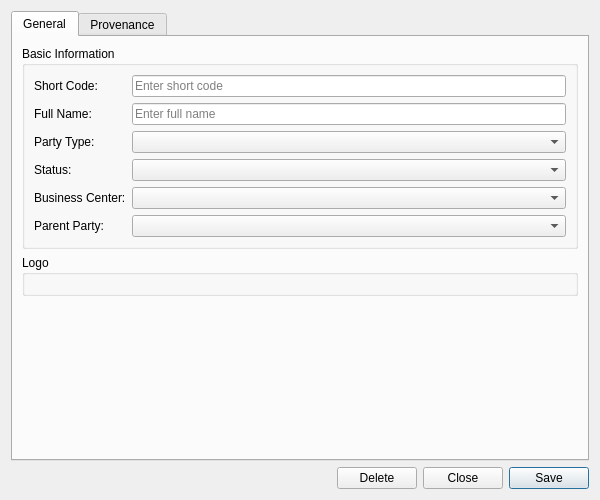
Above: projects/ores.qt/refdata/ui/PartyDetailDialog.ui from OreStudio/OreStudio before the change. Below: the same form after it.
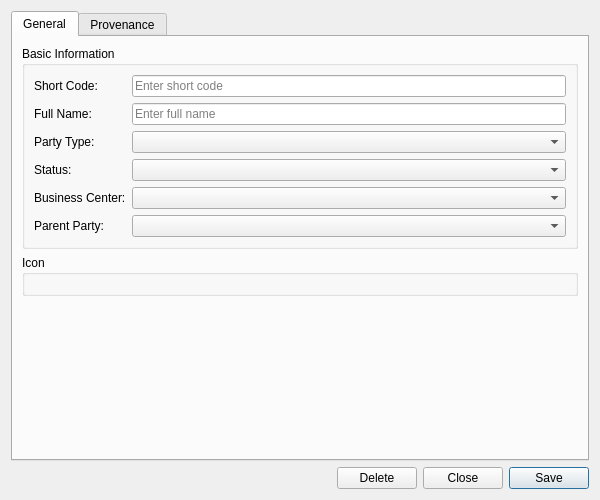
That is the form after the change. Custom widgets are drawn as their Qt base class.

```diff
--- a/projects/ores.qt/refdata/ui/PartyDetailDialog.ui
+++ b/projects/ores.qt/refdata/ui/PartyDetailDialog.ui
@@ -131,7 +131,7 @@
        <item>
         <widget class="QGroupBox" name="flagGroup">
          <property name="title">
-          <string>Logo</string>
+          <string>Icon</string>
          </property>
          <layout class="QVBoxLayout" name="flagGroupLayout"/>
         </widget>
```
